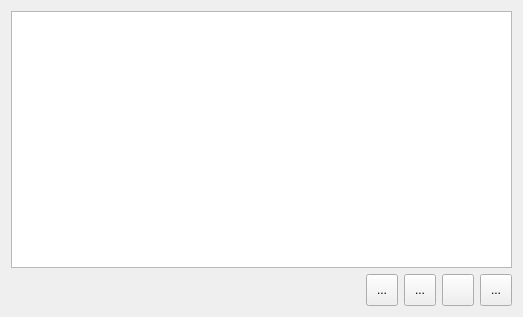
The window that src/editcatwidget.ui (boussouira/moltaqa) describes before a commit, drawn with Qt 5.
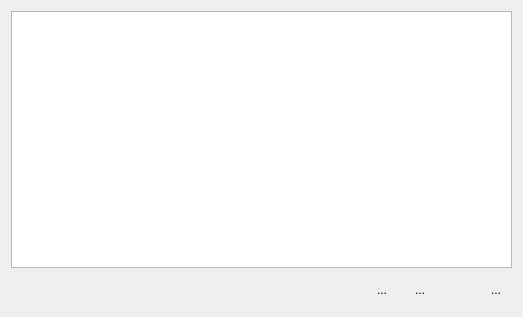
The same window after the commit. Icons and pictures are not drawn.

```diff
--- a/src/editcatwidget.ui
+++ b/src/editcatwidget.ui
@@ -37,6 +37,9 @@
         <iconset resource="../share/moltaqa-lib/qt_rc.qrc">
          <normaloff>:/menu/images/add.png</normaloff>:/menu/images/add.png</iconset>
        </property>
+       <property name="autoRaise">
+        <bool>true</bool>
+       </property>
       </widget>
      </item>
      <item>
@@ -57,6 +60,9 @@
        <property name="shortcut">
         <string>Del</string>
        </property>
+       <property name="autoRaise">
+        <bool>true</bool>
+       </property>
       </widget>
      </item>
     </layout>
@@ -78,6 +84,9 @@
         <iconset resource="../share/moltaqa-lib/qt_rc.qrc">
          <normaloff>:/menu/images/go-up2.png</normaloff>:/menu/images/go-up2.png</iconset>
        </property>
+       <property name="autoRaise">
+        <bool>true</bool>
+       </property>
       </widget>
      </item>
      <item>
@@ -95,6 +104,9 @@
         <iconset resource="../share/moltaqa-lib/qt_rc.qrc">
          <normaloff>:/menu/images/go-down2.png</normaloff>:/menu/images/go-down2.png</iconset>
        </property>
+       <property name="autoRaise">
+        <bool>true</bool>
+       </property>
       </widget>
      </item>
      <item>
```
